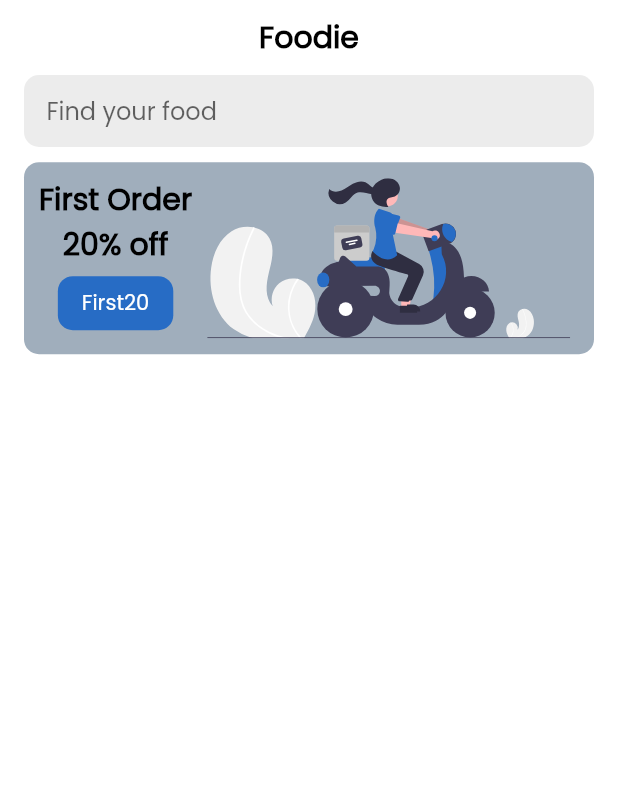
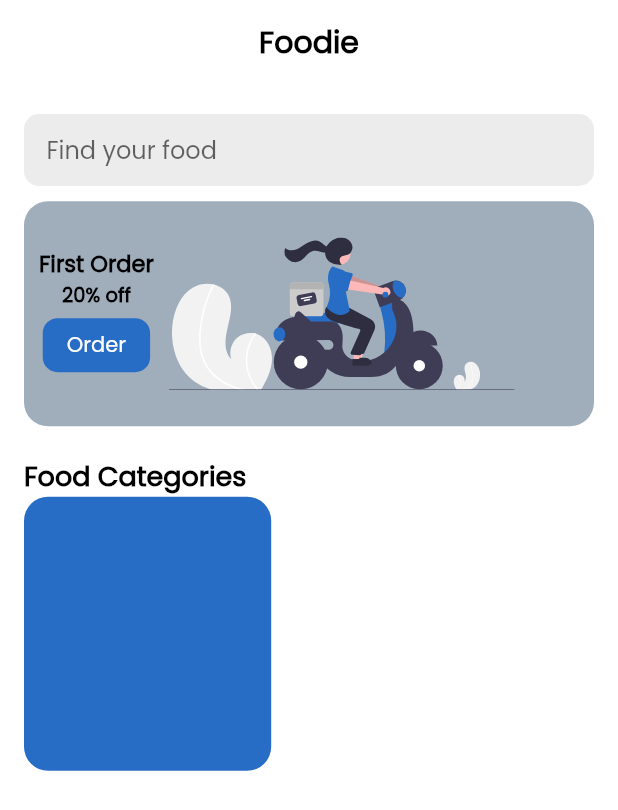
Before and after one commit to agyaregeoffrey/food-delivery-flutter, a Flutter app: the Landing screen opened by its route, on a phone screen of 412 x 824 dp. Shown: the top 810 px of the screen. Run offline on Flutter 3.47's test engine with Material 2 defaults, Android fonts, the phone set to English and light mode, and no system bars; our stand-ins replace firebase_auth, firebase_core, flutter_svg, google_fonts, shared_preferences; accounts and stored records are empty.

Commit message:
Fixed rendering problem with offer_card

```diff
--- /dev/null
+++ b/lib/models/person.dart
@@ -0,0 +1,5 @@
+class Person {
+  final String? email;
+  final String? password;
+  const Person({required this.email, required this.password});
+}
--- a/lib/models/user.dart
+++ /dev/null
@@ -1,5 +0,0 @@
-class User {
-  final String email;
-  final String password;
-  const User({required this.email, required this.password});
-}
--- a/lib/my_app.dart
+++ b/lib/my_app.dart
@@ -1,5 +1,6 @@
 import 'package:flutter/material.dart';
 import 'package:food_delivery_app/routes/routes.dart';
+import 'package:food_delivery_app/utils/constants.dart';
 
 class MyApp extends StatelessWidget {
   const MyApp({Key? key}) : super(key: key);
@@ -11,6 +12,7 @@ class MyApp extends StatelessWidget {
       theme: ThemeData(
         fontFamily: 'Poppins',
         scaffoldBackgroundColor: Colors.white,
+        primaryColor: primaryColor,
       ),
       initialRoute: Routes.homePage,
       onGenerateRoute: Routes.generateRoute,
--- a/lib/screens/landing/landing.dart
+++ b/lib/screens/landing/landing.dart
@@ -1,6 +1,5 @@
 import 'package:flutter/material.dart';
-import 'package:flutter_svg/flutter_svg.dart';
-import 'package:food_delivery_app/component/button.dart';
+import 'package:food_delivery_app/screens/landing/offer_card.dart';
 import 'package:food_delivery_app/utils/constants.dart';
 import 'package:food_delivery_app/utils/size_config.dart';
 
@@ -15,18 +14,25 @@ class _LandingState extends State<Landing> {
   @override
   Widget build(BuildContext context) {
     return Scaffold(
-      body: SafeArea(
-        child: Padding(
-          padding: const EdgeInsets.symmetric(horizontal: 16.0),
+      appBar: AppBar(
+        automaticallyImplyLeading: false,
+        title: const Center(
+          child: Text(
+            'Foodie',
+            style: bigTextStyle,
+          ),
+        ),
+        elevation: 0.0,
+        backgroundColor: Colors.white,
+      ),
+      body: Padding(
+        padding: const EdgeInsets.symmetric(horizontal: 16.0),
+        child: SingleChildScrollView(
+          physics: const BouncingScrollPhysics(),
           child: Column(
+            crossAxisAlignment: CrossAxisAlignment.start,
             children: [
-              const Padding(
-                padding: EdgeInsets.only(top: 10.0, bottom: 10.0),
-                child: Align(
-                  alignment: Alignment.center,
-                  child: Text('Foodie', style: bigTextStyle),
-                ),
-              ),
+              const SizedBox(height: 20.0),
               Container(
                 decoration: BoxDecoration(
                   color: lightGrey,
@@ -45,42 +51,18 @@ class _LandingState extends State<Landing> {
               SizedBox(
                 height: getProportionateScreenHeight(10.0),
               ),
+              const OfferCard(),
+              const SizedBox(height: 20.0),
+              Text(
+                'Food Categories',
+                style: bigTextStyle.copyWith(fontSize: 18.0),
+              ),
               Container(
+                width: getProportionateScreenWidth(150.0),
+                height: getProportionateScreenHeight(180.0),
                 decoration: BoxDecoration(
-                  color: primaryLightColor,
-                  borderRadius: BorderRadius.circular(10.0),
-                ),
-                child: Row(
-                  children: [
-                    Padding(
-                      padding: const EdgeInsets.all(10.0),
-                      child: Column(
-                        children: [
-                          const Text(
-                            'First Order',
-                            style: bigTextStyle,
-                          ),
-                          const Text(
-                            '20% off',
-                            style: bigTextStyle,
-                          ),
-                          ElevatedButton(
-                            onPressed: () {},
-                            child: const Text('First20'),
-                            style: ElevatedButton.styleFrom(
-                                elevation: 0.0,
-                                primary: primaryColor,
-                                shape: RoundedRectangleBorder(
-                                    borderRadius: BorderRadius.circular(10.0))),
-                          )
-                        ],
-                      ),
-                    ),
-                    SvgPicture.asset(
-                      'assets/images/delivery.svg',
-                      height: getProportionateScreenHeight(105.0),
-                    )
-                  ],
+                  color: primaryColor,
+                  borderRadius: BorderRadius.circular(16.0),
                 ),
               )
             ],
--- /dev/null
+++ b/lib/screens/landing/offer_card.dart
@@ -0,0 +1,55 @@
+import 'package:flutter/material.dart';
+import 'package:flutter_svg/flutter_svg.dart';
+import 'package:food_delivery_app/utils/constants.dart';
+import 'package:food_delivery_app/utils/size_config.dart';
+
+class OfferCard extends StatelessWidget {
+  const OfferCard({
+    Key? key,
+  }) : super(key: key);
+
+  @override
+  Widget build(BuildContext context) {
+    return Container(
+      decoration: BoxDecoration(
+        color: primaryLightColor,
+        borderRadius: BorderRadius.circular(16.0),
+      ),
+      child: Row(
+        children: [
+          Padding(
+            padding:
+                const EdgeInsets.only(top: 30, bottom: 30, left: 10, right: 10),
+            child: Column(
+              children: [
+                Text(
+                  'First Order',
+                  style: bigTextStyle.copyWith(
+                    fontSize: 15.0,
+                  ),
+                ),
+                Text(
+                  '20% off',
+                  style: bigTextStyle.copyWith(fontSize: 13),
+                ),
+                ElevatedButton(
+                  onPressed: () {},
+                  child: const Text('Order'),
+                  style: ElevatedButton.styleFrom(
+                      elevation: 0.0,
+                      primary: primaryColor,
+                      shape: RoundedRectangleBorder(
+                          borderRadius: BorderRadius.circular(10.0))),
+                )
+              ],
+            ),
+          ),
+          SvgPicture.asset(
+            'assets/images/delivery.svg',
+            height: getProportionateScreenHeight(100.0),
+          )
+        ],
+      ),
+    );
+  }
+}
--- a/lib/screens/signup/body.dart
+++ b/lib/screens/signup/body.dart
@@ -5,8 +5,6 @@ import 'package:food_delivery_app/component/button.dart';
 import 'package:food_delivery_app/routes/routes.dart';
 import 'package:food_delivery_app/utils/constants.dart';
 import 'package:food_delivery_app/utils/helpers.dart';
-
-final _auth = FirebaseAuth.instance;
 
 class Body extends StatefulWidget {
   const Body({
@@ -32,6 +30,7 @@ class _BodyState extends State<Body> {
   }
 
   void _register() async {
+    final _auth = FirebaseAuth.instance;
     final user = (await _auth.createUserWithEmailAndPassword(
       email: _emailController.text,
       password: _passwordController.text,
--- a/lib/utils/constants.dart
+++ b/lib/utils/constants.dart
@@ -1,6 +1,5 @@
 import 'package:flutter/material.dart';
 
-// k means constant k
 const primaryColor = Color(0xFF276CC5);
 const primaryLightColor = Color(0xFFA0AEBC);
 const primaryTextColor = Color(0xFF000000);
```
Also changed, not shown: lib/main.dart (+6 -1 lines), lib/offline/preferences_service.dart (+6 -6 lines), lib/screens/login/body.dart (+43 -18 lines).
